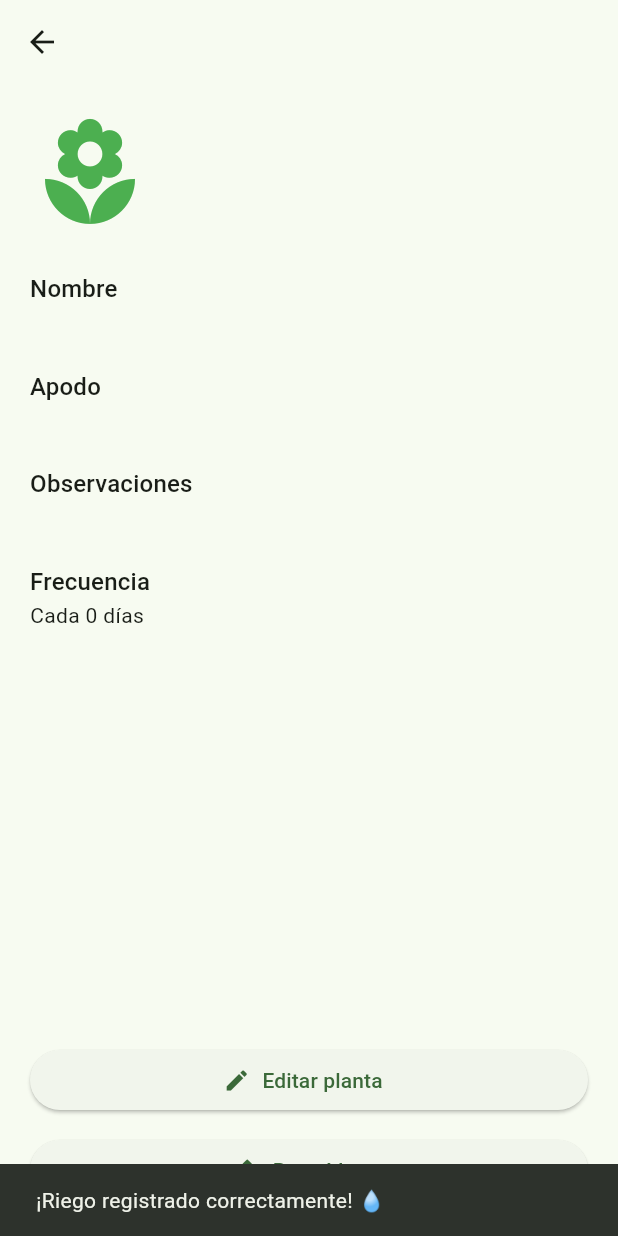
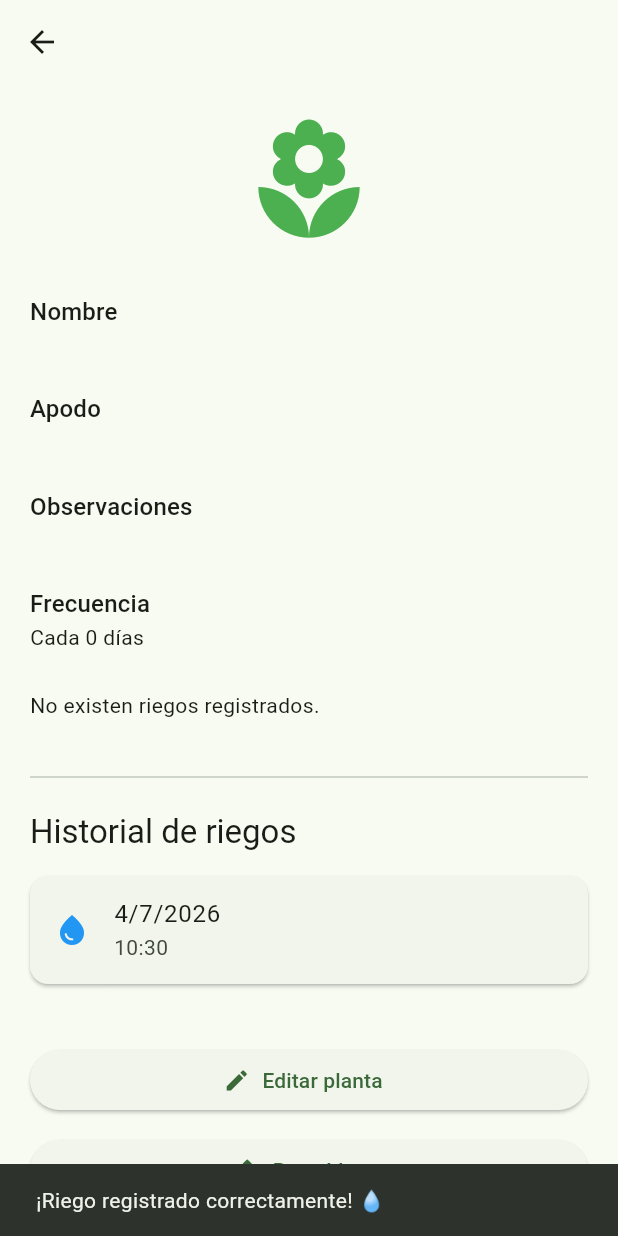
Before and after one commit to Nella999/ProyectoRiegame, a Flutter app: the DetallePlanta screen opened directly with empty values, after a tap on "Regué hoy", on a phone screen of 412 x 824 dp. Run offline on Flutter 3.47's test engine with Material 3 defaults, Android fonts, the phone set to English and light mode, and no system bars; our stand-ins replace cloud_firestore, firebase_core; accounts and stored records are empty; generated files the repository leaves out were written again.

Commit message:
Se mejoró la funcionalidad dentro de detalle

```diff
--- a/lib/screens/detalle_planta.dart
+++ b/lib/screens/detalle_planta.dart
@@ -1,10 +1,11 @@
 import 'package:flutter/material.dart';
+import 'package:cloud_firestore/cloud_firestore.dart';
 import '../models/planta.dart';
+import '../viewmodels/planta_viewmodel.dart';
 import 'editar_planta.dart';
-import '../viewmodels/planta_viewmodel.dart';
 
 class DetallePlanta extends StatelessWidget {
-  final Planta planta;
+  final Planta planta;   // Planta que se mostrará en la pantalla
   final PlantaViewModel viewModel = PlantaViewModel();
 
   DetallePlanta({
@@ -12,32 +13,89 @@ class DetallePlanta extends StatelessWidget {
     required this.planta,
   });
 
+  Widget _buildHistorialRiegos() {//Historial de riego
+    return StreamBuilder<QuerySnapshot>(
+      stream: viewModel.obtenerRiegos(planta.id),
+      builder: (context, snapshot) {
+
+        // Mientras carga la información
+        if (snapshot.connectionState == ConnectionState.waiting) {
+          return const Center(
+            child: CircularProgressIndicator(),
+          );
+        }
+
+        // En caso de errores
+        if (snapshot.hasError) {
+          return const Text(
+            "Ocurrió un error al cargar el historial.",
+          );
+        }
+        // Si no se registro riego alguno
+        if (!snapshot.hasData || snapshot.data!.docs.isEmpty) {
+          return const Text(
+            "Aún no hay riegos registrados.",
+          );
+        }
+
+        final riegos = snapshot.data!.docs;
+        // Se muestran todos los riegos registrados
+        return Column(
+          children: riegos.map((riego) {
+            final fecha =
+            (riego["fecha"] as Timestamp).toDate();
+            return Card(
+              margin: const EdgeInsets.only(bottom: 10),
+              child: ListTile(
+                leading: const Icon(
+                  Icons.water_drop,
+                  color: Colors.blue,
+                ),
+                title: Text(
+                  "${fecha.day}/${fecha.month}/${fecha.year}",
+                ),
+                subtitle: Text(
+                  "${fecha.hour.toString().padLeft(2, '0')}:${fecha.minute.toString().padLeft(2, '0')}",
+                ),
+              ),
+            );
+          }).toList(),
+        );
+      },
+    );
+  }
+
   @override
   Widget build(BuildContext context) {
     return Scaffold(
       appBar: AppBar(
         title: Text(planta.nombre),
       ),
-      body: Padding(
+      body: SingleChildScrollView(//Desplazamiento por la ventana
+        child: Padding(
           padding: const EdgeInsets.all(20),
           child: Column(
             crossAxisAlignment: CrossAxisAlignment.start,
             children: [
 
-            const Icon(
+              const Center(
+                child: Icon(//icono principal
                   Icons.local_florist,
-              size: 80,
+                  size: 90,
                   color: Colors.green,
                 ),
-            const SizedBox(height: 25),
+              ),
 
+              const SizedBox(height: 30),
+
+              //información general
               Text(
                 "Nombre",
                 style: Theme.of(context).textTheme.titleMedium,
               ),
               Text(planta.nombre),
+
               const SizedBox(height: 20),
-
               Text(
                 "Apodo",
                 style: Theme.of(context).textTheme.titleMedium,
@@ -59,9 +117,97 @@ class DetallePlanta extends StatelessWidget {
               Text(
                 "Cada ${planta.frecuenciaDias} días",
               ),
-            const Spacer(),
+              const SizedBox(height: 25),
 
-            SizedBox( //Boton para editar planta
+              //Proximo riego
+              FutureBuilder<DateTime?>(
+                future: viewModel.obtenerUltimoRiego(planta.id),
+                builder: (context, snapshot) {
+                  if (!snapshot.hasData) {
+                    return const Text(
+                      "No existen riegos registrados.",
+                    );
+                  }
+                  final ultimoRiego = snapshot.data!;
+                  final proximo =
+                  viewModel.calcularProximoRiego(
+                    ultimoRiego,
+                    planta.frecuenciaDias,
+                  );
+                  final necesita =
+                  viewModel.necesitaRiego(
+                    ultimoRiego,
+                    planta.frecuenciaDias,
+                  );
+                  return Card(
+                    child: Padding(
+                      padding: const EdgeInsets.all(15),
+                      child: Column(
+                        crossAxisAlignment:
+                        CrossAxisAlignment.start,
+                        children: [
+                          Text(
+                            "Último riego:",
+                            style:
+                            Theme.of(context).textTheme.titleSmall,
+                          ),
+                          Text(
+                            "${ultimoRiego.day}/${ultimoRiego.month}/${ultimoRiego.year}",
+                          ),
+                          const SizedBox(height: 12),
+                          Text(
+                            "Próximo riego:",
+                            style:
+                            Theme.of(context).textTheme.titleSmall,
+                          ),
+                          Text(
+                            "${proximo.day}/${proximo.month}/${proximo.year}",
+                          ),
+                          const SizedBox(height: 15),
+                          Row(
+                            children: [
+                              Icon(
+                                necesita
+                                    ? Icons.warning
+                                    : Icons.check_circle,
+                                color: necesita
+                                    ? Colors.red
+                                    : Colors.green,
+                              ),
+                              const SizedBox(width: 10),
+                              Text(
+                                necesita
+                                    ? "Debes regarla"
+                                    : "No necesita agua",
+                                style: TextStyle(
+                                  color: necesita
+                                      ? Colors.red
+                                      : Colors.green,
+                                  fontWeight:
+                                  FontWeight.bold,
+                                ),
+                              ),
+                            ],
+                          ),
+                        ],
+                      ),
+                    ),
+                  );
+                },
+              ),
+              const SizedBox(height: 30),
+              const Divider(),//historial
+              const SizedBox(height: 15),
+              Text(
+                "Historial de riegos",
+                style:
+                Theme.of(context).textTheme.titleLarge,
+              ),
+              const SizedBox(height: 15),
+              _buildHistorialRiegos(),
+              const SizedBox(height: 30),
+
+              SizedBox(//boton editar
               width: double.infinity,
                 child: ElevatedButton.icon(
                   icon: const Icon(Icons.edit),
@@ -79,27 +225,31 @@ class DetallePlanta extends StatelessWidget {
                 ),
               ),
               const SizedBox(height: 12),
-            SizedBox(//Botón para registrar riego
+
+              SizedBox(//boton para registrar riego
                 width: double.infinity,
                 child: ElevatedButton.icon(
                   icon: const Icon(Icons.water_drop),
                   label: const Text("Regué hoy"),
                   onPressed: () async {
-                  await viewModel.registrarRiego(planta.id);
-                  ScaffoldMessenger.of(context).showSnackBar(
+                    await viewModel.registrarRiego(
+                      planta.id,
+                    );
+                    ScaffoldMessenger.of(context)
+                        .showSnackBar(
                       const SnackBar(
-                      content: Text("¡Riego registrado correctamente! 💧"),
+                        content: Text(
+                          "¡Riego registrado correctamente! 💧",
+                        ),
                       ),
                     );
-
                   },
-
                 ),
               ),
             ],
           ),
         ),
+      ),
     );
   }
-
 }
--- a/lib/services/firestore_service.dart
+++ b/lib/services/firestore_service.dart
@@ -43,5 +43,22 @@ class FirestoreService {
         .orderBy("fecha", descending: true)
         .snapshots();
   }
+  Future<DateTime?> obtenerUltimoRiego(
+      String plantaId) async {
+
+    final consulta = await _db
+        .collection("riegos")
+        .where("plantaId", isEqualTo: plantaId)
+        .orderBy("fecha", descending: true)
+        .limit(1)
+        .get();
+
+    if (consulta.docs.isEmpty) {
+      return null;
+    }
+
+    return (consulta.docs.first["fecha"] as Timestamp)
+        .toDate();
+  }
 
 }
--- a/lib/viewmodels/planta_viewmodel.dart
+++ b/lib/viewmodels/planta_viewmodel.dart
@@ -51,6 +51,34 @@ class PlantaViewModel {
   /// Obtiene el historial de riegos de una planta.
   Stream<QuerySnapshot> obtenerRiegos(String plantaId) {
     return _firestoreService.obtenerRiegos(plantaId);
+  }
+  /// Calcula la fecha del próximo riego.
+  DateTime calcularProximoRiego(
+      DateTime ultimoRiego,
+      int frecuenciaDias,
+      ) {
+    return ultimoRiego.add(
+      Duration(days: frecuenciaDias),
+    );
+  }
 
+  Future<DateTime?> obtenerUltimoRiego(
+      String plantaId) {
+    return _firestoreService.obtenerUltimoRiego(
+      plantaId,
+    );
   }
+  /// Indica si la planta necesita riego.
+  bool necesitaRiego(
+      DateTime ultimoRiego,
+      int frecuenciaDias,
+      ) {
+    final proximo =
+    calcularProximoRiego(
+      ultimoRiego,
+      frecuenciaDias,
+    );
+    return DateTime.now().isAfter(proximo);
+  }
+
 }
```
Lines whose indentation alone changed are shown as unchanged.
